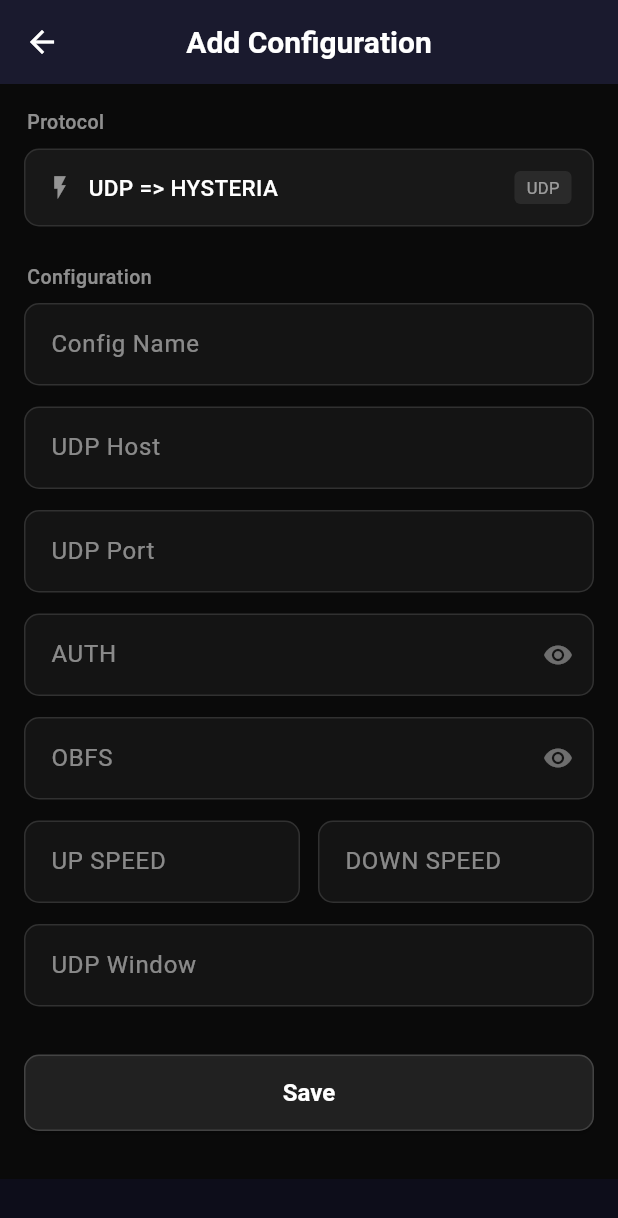
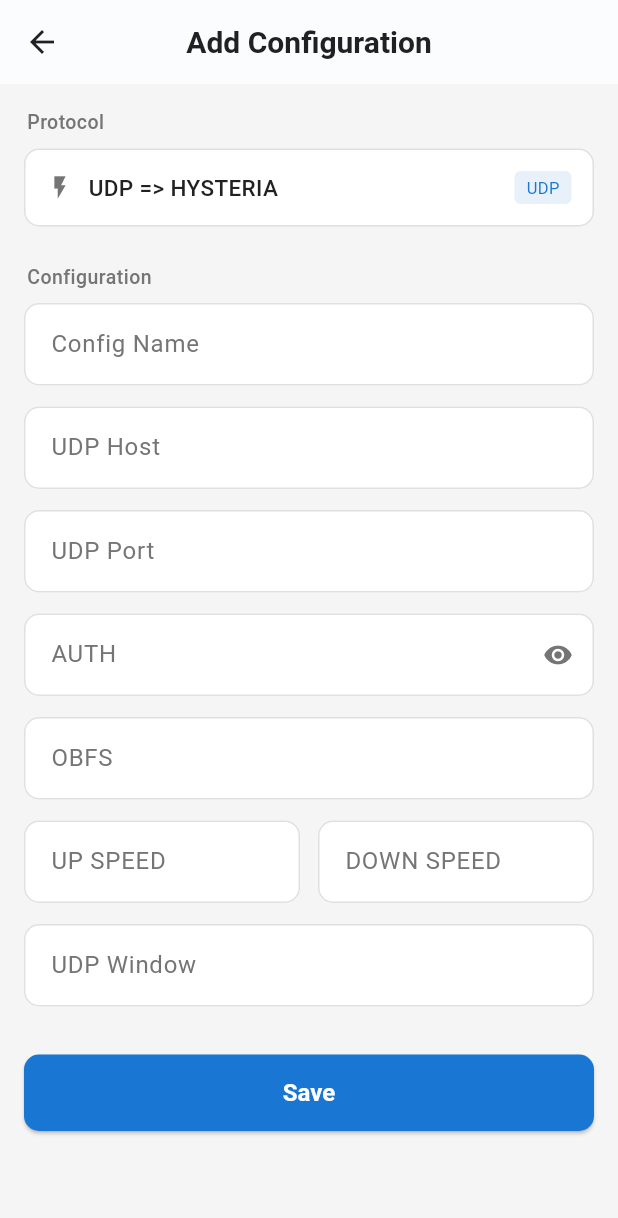
Before and after one commit to EkromSSH/UDP-HYSTERIA, a Flutter app: the screen it shows after launch, item 2 of the bottom bar chosen, after a tap on "Add Server", on a phone screen of 412 x 824 dp. Shown: the top 1218 px of the screen. Run offline on Flutter 3.47's test engine with Material 3 defaults, Android fonts, the phone set to English and light mode, and no system bars; our stand-ins replace shared_preferences.

Commit message:
Light theme: white background, blue accent, no purple

```diff
--- a/lib/main.dart
+++ b/lib/main.dart
@@ -28,7 +28,7 @@
       child: MaterialApp(
         title: 'EkromSSH',
         debugShowCheckedModeBanner: false,
-        theme: AppTheme.darkTheme,
+        theme: AppTheme.lightTheme,
         home: const MainShell(),
       ),
     );
--- a/lib/screens/add_server_screen.dart
+++ b/lib/screens/add_server_screen.dart
@@ -63,7 +63,7 @@
         title: Text(isEditing ? 'Edit Configuration' : 'Add Configuration'),
       ),
       body: Container(
-        color: const Color(0xFF0A0A0A),
+        color: AppTheme.backgroundColor,
         child: SingleChildScrollView(
           padding: const EdgeInsets.all(16),
           child: Form(
@@ -74,23 +74,23 @@
                 // Protocol (display only)
                 _label('Protocol'),
                 const SizedBox(height: 6),
-                _darkBox(
+                _whiteBox(
                   child: Row(
                     children: [
-                      const Icon(Icons.flash_on, color: Colors.white54, size: 18),
+                      const Icon(Icons.flash_on, color: AppTheme.textSecondary, size: 18),
                       const SizedBox(width: 10),
                       const Text(
                         'UDP => HYSTERIA',
-                        style: TextStyle(color: Colors.white, fontSize: 15, fontWeight: FontWeight.w500),
+                        style: TextStyle(color: AppTheme.textPrimary, fontSize: 15, fontWeight: FontWeight.w500),
                       ),
                       const Spacer(),
                       Container(
                         padding: const EdgeInsets.symmetric(horizontal: 8, vertical: 3),
                         decoration: BoxDecoration(
-                          color: Colors.white.withOpacity(0.08),
+                          color: AppTheme.primaryBlue.withOpacity(0.1),
                           borderRadius: BorderRadius.circular(4),
                         ),
-                        child: const Text('UDP', style: TextStyle(color: Colors.white54, fontSize: 11)),
+                        child: const Text('UDP', style: TextStyle(color: AppTheme.primaryBlue, fontSize: 11)),
                       ),
                     ],
                   ),
@@ -113,7 +113,7 @@
                   ctrl: _authCtrl,
                   obscure: !_showAuth,
                   suffix: IconButton(
-                    icon: Icon(_showAuth ? Icons.visibility_off : Icons.visibility, color: Colors.white38, size: 20),
+                    icon: Icon(_showAuth ? Icons.visibility_off : Icons.visibility, color: AppTheme.textSecondary, size: 20),
                     onPressed: () => setState(() => _showAuth = !_showAuth),
                   ),
                 ),
@@ -150,21 +150,20 @@
                   child: ElevatedButton(
                     onPressed: _saving ? null : _save,
                     style: ElevatedButton.styleFrom(
-                      backgroundColor: Colors.white.withOpacity(0.1),
+                      backgroundColor: AppTheme.primaryBlue,
                       foregroundColor: Colors.white,
-                      disabledBackgroundColor: Colors.white.withOpacity(0.05),
-                      disabledForegroundColor: Colors.white38,
+                      disabledBackgroundColor: AppTheme.primaryBlue.withOpacity(0.5),
+                      disabledForegroundColor: Colors.white60,
                       padding: const EdgeInsets.symmetric(vertical: 16),
                       shape: RoundedRectangleBorder(
                         borderRadius: BorderRadius.circular(10),
-                        side: BorderSide(color: Colors.white.withOpacity(0.15)),
                       ),
                     ),
                     child: _saving
                         ? const SizedBox(
                             width: 20,
                             height: 20,
-                            child: CircularProgressIndicator(strokeWidth: 2, color: Colors.white54),
+                            child: CircularProgressIndicator(strokeWidth: 2, color: Colors.white),
                           )
                         : const Text('Save', style: TextStyle(fontSize: 16, fontWeight: FontWeight.w600)),
                   ),
@@ -184,7 +183,7 @@
       child: Text(
         text,
         style: const TextStyle(
-          color: Colors.white54,
+          color: AppTheme.textSecondary,
           fontSize: 13,
           fontWeight: FontWeight.w500,
           letterSpacing: 0.3,
@@ -193,13 +192,13 @@
     );
   }
 
-  Widget _darkBox({required Widget child}) {
+  Widget _whiteBox({required Widget child}) {
     return Container(
       padding: const EdgeInsets.symmetric(horizontal: 14, vertical: 14),
       decoration: BoxDecoration(
-        color: Colors.white.withOpacity(0.06),
+        color: Colors.white,
         borderRadius: BorderRadius.circular(10),
-        border: Border.all(color: Colors.white.withOpacity(0.1)),
+        border: Border.all(color: AppTheme.borderColor),
       ),
       child: child,
     );
@@ -217,31 +216,31 @@
       controller: ctrl,
       obscureText: obscure,
       keyboardType: numeric ? TextInputType.number : TextInputType.text,
-      style: const TextStyle(color: Colors.white, fontSize: 15),
+      style: const TextStyle(color: AppTheme.textPrimary, fontSize: 15),
       decoration: InputDecoration(
         labelText: label,
         hintText: hint,
-        hintStyle: TextStyle(color: Colors.white.withOpacity(0.25)),
-        labelStyle: TextStyle(color: Colors.white.withOpacity(0.5)),
+        hintStyle: TextStyle(color: AppTheme.textSecondary.withOpacity(0.5)),
+        labelStyle: TextStyle(color: AppTheme.textSecondary),
         filled: true,
-        fillColor: Colors.white.withOpacity(0.04),
+        fillColor: Colors.white,
         contentPadding: const EdgeInsets.symmetric(horizontal: 14, vertical: 16),
         suffixIcon: suffix,
         border: OutlineInputBorder(
           borderRadius: BorderRadius.circular(10),
-          borderSide: BorderSide(color: Colors.white.withOpacity(0.12)),
+          borderSide: const BorderSide(color: AppTheme.borderColor),
         ),
         enabledBorder: OutlineInputBorder(
           borderRadius: BorderRadius.circular(10),
-          borderSide: BorderSide(color: Colors.white.withOpacity(0.12)),
+          borderSide: const BorderSide(color: AppTheme.borderColor),
         ),
         focusedBorder: OutlineInputBorder(
           borderRadius: BorderRadius.circular(10),
-          borderSide: BorderSide(color: Colors.white.withOpacity(0.3)),
+          borderSide: const BorderSide(color: AppTheme.primaryBlue),
         ),
         errorBorder: OutlineInputBorder(
           borderRadius: BorderRadius.circular(10),
-          borderSide: const BorderSide(color: Color(0xFFFF4444)),
+          borderSide: const BorderSide(color: AppTheme.errorRed),
         ),
       ),
       validator: (v) {
--- a/lib/screens/home_screen.dart
+++ b/lib/screens/home_screen.dart
@@ -69,7 +69,7 @@
                             height: 40,
                             decoration: BoxDecoration(
                               gradient: const LinearGradient(
-                                colors: [AppTheme.primaryPurple, AppTheme.lightPurple],
+                                colors: [AppTheme.primaryBlue, AppTheme.primaryBlue],
                                 begin: Alignment.topLeft,
                                 end: Alignment.bottomRight,
                               ),
@@ -141,7 +141,7 @@
                                   else if (isConnecting)
                                     AppTheme.warningOrange.withOpacity(0.2)
                                   else
-                                    AppTheme.primaryPurple.withOpacity(0.2),
+                                    AppTheme.primaryBlue.withOpacity(0.2),
                                   AppTheme.backgroundColor,
                                 ],
                                 center: Alignment.center,
@@ -167,7 +167,7 @@
                                           ? [AppTheme.successGreen, const Color(0xFF00B050)]
                                           : isConnecting
                                               ? [AppTheme.warningOrange, AppTheme.warningOrange.withOpacity(0.7)]
-                                              : [AppTheme.primaryPurple, AppTheme.darkPurple],
+                                              : [AppTheme.primaryBlue, AppTheme.primaryBlue],
                                       begin: Alignment.topLeft,
                                       end: Alignment.bottomRight,
                                     ),
@@ -175,7 +175,7 @@
                                       BoxShadow(
                                         color: isConnected
                                             ? AppTheme.successGreen.withOpacity(0.3)
-                                            : AppTheme.primaryPurple.withOpacity(0.3),
+                                            : AppTheme.primaryBlue.withOpacity(0.3),
                                         blurRadius: 20,
                                         spreadRadius: 5,
                                       ),
@@ -410,14 +410,14 @@
                         width: 40,
                         height: 40,
                         decoration: BoxDecoration(
-                          color: AppTheme.primaryPurple.withOpacity(0.2),
+                          color: AppTheme.primaryBlue.withOpacity(0.2),
                           borderRadius: BorderRadius.circular(10),
                         ),
                         child: Icon(
                           s.protocol == ProtocolType.hysteria
                               ? Icons.flash_on
                               : Icons.wifi,
-                          color: AppTheme.primaryPurple,
+                          color: AppTheme.primaryBlue,
                           size: 20,
                         ),
                       ),
--- a/lib/screens/server_list_screen.dart
+++ b/lib/screens/server_list_screen.dart
@@ -77,7 +77,7 @@
       ScaffoldMessenger.of(context).showSnackBar(
         SnackBar(
           content: Text('Connecting to ${server.name}...'),
-          backgroundColor: AppTheme.primaryPurple,
+          backgroundColor: AppTheme.primaryBlue,
         ),
       );
     }
@@ -140,13 +140,13 @@
             Container(
               padding: const EdgeInsets.all(20),
               decoration: BoxDecoration(
-                color: AppTheme.primaryPurple.withOpacity(0.1),
+                color: AppTheme.primaryBlue.withOpacity(0.1),
                 shape: BoxShape.circle,
               ),
               child: const Icon(
                 Icons.dns_outlined,
                 size: 64,
-                color: AppTheme.primaryPurple,
+                color: AppTheme.primaryBlue,
               ),
             ),
             const SizedBox(height: 24),
--- a/lib/screens/settings_screen.dart
+++ b/lib/screens/settings_screen.dart
@@ -60,7 +60,7 @@
                 setState(() => _autoConnect = v);
                 _storage?.setAutoConnect(v);
               },
-              activeColor: AppTheme.primaryPurple,
+              activeColor: AppTheme.primaryBlue,
             ),
           ),
           _SettingsTile(
@@ -73,7 +73,7 @@
                 setState(() => _startOnBoot = v);
                 _storage?.setStartOnBoot(v);
               },
-              activeColor: AppTheme.primaryPurple,
+              activeColor: AppTheme.primaryBlue,
             ),
           ),
           const Divider(color: AppTheme.borderColor),
@@ -144,7 +144,7 @@
                 Text(
                                     'EkromSSH',
                                     style: TextStyle(
-                                      color: AppTheme.primaryPurple,
+                                      color: AppTheme.primaryBlue,
                                       fontSize: 16,
                                       fontWeight: FontWeight.bold,
                                     ),
@@ -264,7 +264,7 @@
         height: 48,
         decoration: BoxDecoration(
           gradient: const LinearGradient(
-            colors: [AppTheme.primaryPurple, AppTheme.lightPurple],
+            colors: [AppTheme.primaryBlue, AppTheme.primaryBlue],
           ),
           borderRadius: BorderRadius.circular(12),
         ),
@@ -306,7 +306,7 @@
   @override
   Widget build(BuildContext context) {
     return ListTile(
-      leading: Icon(icon, color: AppTheme.primaryPurple),
+      leading: Icon(icon, color: AppTheme.primaryBlue),
       title: Text(title, style: const TextStyle(color: Colors.white)),
       subtitle: Text(subtitle, style: const TextStyle(color: AppTheme.textSecondary, fontSize: 12)),
       trailing: trailing,
@@ -328,7 +328,7 @@
         style: const TextStyle(
           fontSize: 12,
           fontWeight: FontWeight.w700,
-          color: AppTheme.primaryPurple,
+          color: AppTheme.primaryBlue,
           letterSpacing: 1.2,
         ),
       ),
--- a/lib/theme/app_theme.dart
+++ b/lib/theme/app_theme.dart
@@ -1,28 +1,25 @@
 import 'package:flutter/material.dart';
 
 class AppTheme {
-  // EkromSSH Brand Colors — Purple theme
-  static const Color primaryPurple = Color(0xFF6A0DAD);
-  static const Color darkPurple = Color(0xFF4A0072);
-  static const Color lightPurple = Color(0xFF9C27B0);
-  static const Color accentPurple = Color(0xFFE1BEE7);
-  static const Color backgroundColor = Color(0xFF0D0D1A);
-  static const Color surfaceColor = Color(0xFF1A1A2E);
-  static const Color cardColor = Color(0xFF16213E);
-  static const Color successGreen = Color(0xFF00E676);
-  static const Color errorRed = Color(0xFFFF1744);
-  static const Color warningOrange = Color(0xFFFF9100);
-  static const Color textPrimary = Color(0xFFFFFFFF);
-  static const Color textSecondary = Color(0xFFB0B0B0);
-  static const Color borderColor = Color(0xFF2A2A4A);
+  // Clean white theme — minimal, professional
+  static const Color primaryBlue = Color(0xFF1976D2);
+  static const Color backgroundColor = Color(0xFFF5F5F5);
+  static const Color surfaceColor = Color(0xFFFFFFFF);
+  static const Color cardColor = Color(0xFFFFFFFF);
+  static const Color successGreen = Color(0xFF4CAF50);
+  static const Color errorRed = Color(0xFFE53935);
+  static const Color warningOrange = Color(0xFFFF9800);
+  static const Color textPrimary = Color(0xFF212121);
+  static const Color textSecondary = Color(0xFF757575);
+  static const Color borderColor = Color(0xFFE0E0E0);
 
-  static ThemeData get darkTheme {
+  static ThemeData get lightTheme {
     return ThemeData(
       useMaterial3: true,
-      brightness: Brightness.dark,
-      colorScheme: ColorScheme.dark(
-        primary: primaryPurple,
-        secondary: lightPurple,
+      brightness: Brightness.light,
+      colorScheme: ColorScheme.light(
+        primary: primaryBlue,
+        secondary: primaryBlue,
         surface: surfaceColor,
         error: errorRed,
         onPrimary: Colors.white,
@@ -31,9 +28,9 @@
       ),
       scaffoldBackgroundColor: backgroundColor,
       appBarTheme: const AppBarTheme(
-        backgroundColor: surfaceColor,
+        backgroundColor: Colors.white,
         foregroundColor: textPrimary,
-        elevation: 0,
+        elevation: 0.5,
         centerTitle: true,
         titleTextStyle: TextStyle(
           color: textPrimary,
@@ -43,15 +40,15 @@
       ),
       cardTheme: CardTheme(
         color: cardColor,
-        elevation: 4,
+        elevation: 1,
         shape: RoundedRectangleBorder(
-          borderRadius: BorderRadius.circular(16),
+          borderRadius: BorderRadius.circular(12),
           side: const BorderSide(color: borderColor, width: 0.5),
         ),
       ),
       elevatedButtonTheme: ElevatedButtonThemeData(
         style: ElevatedButton.styleFrom(
-          backgroundColor: primaryPurple,
+          backgroundColor: primaryBlue,
           foregroundColor: Colors.white,
           padding: const EdgeInsets.symmetric(horizontal: 32, vertical: 16),
           shape: RoundedRectangleBorder(
@@ -65,33 +62,35 @@
       ),
       inputDecorationTheme: InputDecorationTheme(
         filled: true,
-        fillColor: surfaceColor,
+        fillColor: Colors.white,
         border: OutlineInputBorder(
-          borderRadius: BorderRadius.circular(12),
+          borderRadius: BorderRadius.circular(10),
           borderSide: const BorderSide(color: borderColor),
         ),
         enabledBorder: OutlineInputBorder(
-          borderRadius: BorderRadius.circular(12),
+          borderRadius: BorderRadius.circular(10),
           borderSide: const BorderSide(color: borderColor),
         ),
         focusedBorder: OutlineInputBorder(
-          borderRadius: BorderRadius.circular(12),
-          borderSide: const BorderSide(color: primaryPurple, width: 2),
+          borderRadius: BorderRadius.circular(10),
+          borderSide: const BorderSide(color: primaryBlue, width: 1.5),
         ),
-        labelStyle: const TextStyle(color: textSecondary),
+        labelStyle: const TextStyle(color: textSecondary, fontSize: 14),
         hintStyle: const TextStyle(color: textSecondary),
+        contentPadding: const EdgeInsets.symmetric(horizontal: 14, vertical: 16),
       ),
       bottomNavigationBarTheme: const BottomNavigationBarThemeData(
-        backgroundColor: surfaceColor,
-        selectedItemColor: primaryPurple,
+        backgroundColor: Colors.white,
+        selectedItemColor: primaryBlue,
         unselectedItemColor: textSecondary,
+        elevation: 8,
       ),
       dividerTheme: const DividerThemeData(
         color: borderColor,
         thickness: 0.5,
       ),
       snackBarTheme: SnackBarThemeData(
-        backgroundColor: cardColor,
+        backgroundColor: Colors.white,
         contentTextStyle: const TextStyle(color: textPrimary),
         shape: RoundedRectangleBorder(borderRadius: BorderRadius.circular(12)),
         behavior: SnackBarBehavior.floating,
--- a/lib/widgets/app_widgets.dart
+++ b/lib/widgets/app_widgets.dart
@@ -9,7 +9,7 @@
 
   @override
   Widget build(BuildContext context) {
-    final bgColor = color ?? AppTheme.primaryPurple;
+    final bgColor = color ?? AppTheme.primaryBlue;
     return Container(
       padding: const EdgeInsets.symmetric(horizontal: 10, vertical: 4),
       decoration: BoxDecoration(
@@ -208,8 +208,8 @@
           decoration: BoxDecoration(
             gradient: LinearGradient(
               colors: [
-                isActive ? AppTheme.successGreen : AppTheme.primaryPurple,
-                isActive ? AppTheme.successGreen.withOpacity(0.7) : AppTheme.darkPurple,
+                isActive ? AppTheme.successGreen : AppTheme.primaryBlue,
+                isActive ? AppTheme.successGreen.withOpacity(0.7) : AppTheme.primaryBlue,
               ],
               begin: Alignment.topLeft,
               end: Alignment.bottomRight,
```
Also changed, not shown: lib/services/vpn_engine.dart (+42 -105 lines).
